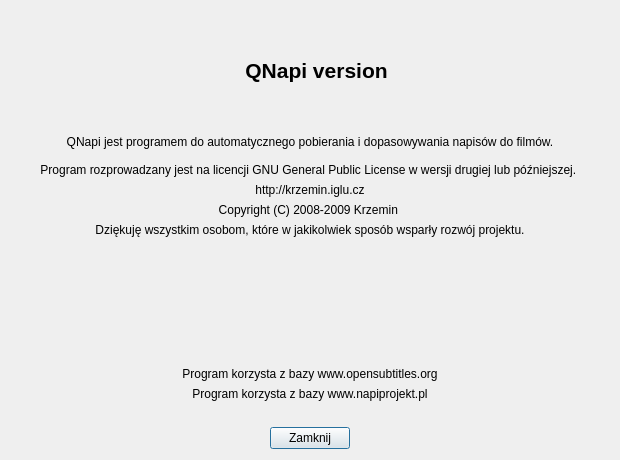
Above: ui/frmabout.ui from QNapi/qnapi before the change. Below: the same form after it.
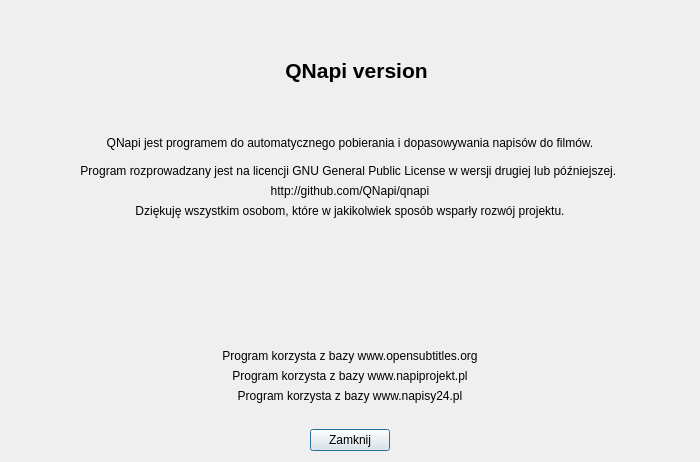
That is the form after the change. Icons and pictures are not drawn.

Commit message: frmabout lifting

Patch:
```diff
--- a/ui/frmabout.ui
+++ b/ui/frmabout.ui
@@ -1,12 +1,12 @@
 <ui version="4.0" >
  <class>frmAbout</class>
- <widget class="QDialog" name="frmAbout" >
-  <property name="geometry" >
+ <widget class="QDialog" name="frmAbout">
+  <property name="geometry">
    <rect>
     <x>0</x>
     <y>0</y>
-    <width>620</width>
-    <height>460</height>
+    <width>700</width>
+    <height>462</height>
    </rect>
   </property>
   <property name="minimumSize" >
@@ -80,10 +80,10 @@
      </property>
     </widget>
    </item>
-   <item row="2" column="0" colspan="5" >
-    <widget class="QLabel" name="lbWWW" >
-     <property name="text" >
-      <string>http://krzemin.iglu.cz</string>
+   <item row="2" column="0" colspan="5">
+    <widget class="QLabel" name="lbWWW">
+     <property name="text">
+      <string>http://github.com/QNapi/qnapi</string>
      </property>
      <property name="textFormat" >
       <enum>Qt::AutoText</enum>
@@ -96,25 +96,9 @@
      </property>
     </widget>
    </item>
-   <item row="3" column="0" colspan="5" >
-    <widget class="QLabel" name="lbAuthor" >
-     <property name="text" >
-      <string>Copyright (C) 2008-2009 Krzemin &lt;pkrzemin@o2.pl></string>
-     </property>
-     <property name="textFormat" >
-      <enum>Qt::AutoText</enum>
-     </property>
-     <property name="alignment" >
-      <set>Qt::AlignCenter</set>
-     </property>
-     <property name="openExternalLinks" >
-      <bool>true</bool>
-     </property>
-    </widget>
-   </item>
-   <item row="4" column="0" colspan="5" >
-    <widget class="QLabel" name="lbThanks" >
-     <property name="text" >
+   <item row="3" column="0" colspan="5">
+    <widget class="QLabel" name="lbThanks">
+     <property name="text">
       <string>Dziękuję wszystkim osobom, które w jakikolwiek sposób wsparły rozwój projektu.</string>
      </property>
      <property name="textFormat" >
@@ -128,7 +112,7 @@
      </property>
     </widget>
    </item>
-   <item row="5" column="0" >
+   <item row="4" column="0">
     <spacer>
      <property name="orientation" >
       <enum>Qt::Horizontal</enum>
@@ -141,10 +125,10 @@
      </property>
     </spacer>
    </item>
-   <item row="5" column="1" colspan="3" >
-    <widget class="QLabel" name="lbOS" >
-     <property name="sizePolicy" >
-      <sizepolicy vsizetype="Expanding" hsizetype="Maximum" >
+   <item row="4" column="1" colspan="3">
+    <widget class="QLabel" name="lbOS">
+     <property name="sizePolicy">
+      <sizepolicy hsizetype="Maximum" vsizetype="Expanding">
        <horstretch>0</horstretch>
        <verstretch>0</verstretch>
       </sizepolicy>
@@ -163,7 +147,7 @@
      </property>
     </widget>
    </item>
-   <item row="5" column="4" >
+   <item row="4" column="4">
     <spacer>
      <property name="orientation" >
       <enum>Qt::Horizontal</enum>
@@ -176,9 +160,16 @@
      </property>
     </spacer>
    </item>
-   <item row="6" column="0" colspan="5" >
-    <widget class="QLabel" name="lbUseOS" >
-     <property name="text" >
+   <item row="9" column="2">
+    <widget class="QPushButton" name="pbClose">
+     <property name="text">
+      <string>Zamknij</string>
+     </property>
+    </widget>
+   </item>
+   <item row="5" column="0" colspan="5">
+    <widget class="QLabel" name="lbUseOS">
+     <property name="text">
       <string>Program korzysta z bazy www.opensubtitles.org</string>
      </property>
      <property name="alignment" >
@@ -189,20 +180,7 @@
      </property>
     </widget>
    </item>
-   <item row="7" column="0" colspan="5" >
-    <widget class="QLabel" name="lbUseNP" >
-     <property name="text" >
-      <string>Program korzysta z bazy www.napiprojekt.pl</string>
-     </property>
-     <property name="alignment" >
-      <set>Qt::AlignCenter</set>
-     </property>
-     <property name="openExternalLinks" >
-      <bool>true</bool>
-     </property>
-    </widget>
-   </item>
-   <item row="8" column="0" colspan="5" >
+   <item row="8" column="0" colspan="5">
     <spacer>
      <property name="orientation" >
       <enum>Qt::Vertical</enum>
@@ -231,14 +209,7 @@
      </property>
     </spacer>
    </item>
-   <item row="9" column="2" >
-    <widget class="QPushButton" name="pbClose" >
-     <property name="text" >
-      <string>Zamknij</string>
-     </property>
-    </widget>
-   </item>
-   <item row="9" column="3" colspan="2" >
+   <item row="9" column="3" colspan="2">
     <spacer>
      <property name="orientation" >
       <enum>Qt::Horizontal</enum>
@@ -251,6 +222,32 @@
      </property>
     </spacer>
    </item>
+   <item row="6" column="0" colspan="5">
+    <widget class="QLabel" name="lbUseNP">
+     <property name="text">
+      <string>Program korzysta z bazy www.napiprojekt.pl</string>
+     </property>
+     <property name="alignment">
+      <set>Qt::AlignCenter</set>
+     </property>
+     <property name="openExternalLinks">
+      <bool>true</bool>
+     </property>
+    </widget>
+   </item>
+   <item row="7" column="0" colspan="5">
+    <widget class="QLabel" name="lbUseNP24">
+     <property name="text">
+      <string>Program korzysta z bazy www.napisy24.pl</string>
+     </property>
+     <property name="alignment">
+      <set>Qt::AlignCenter</set>
+     </property>
+     <property name="openExternalLinks">
+      <bool>true</bool>
+     </property>
+    </widget>
+   </item>
   </layout>
  </widget>
  <resources>
```
Left out of the diff: 105 changed lines with no effect on the pictures. The commit also changes 1 other file.
